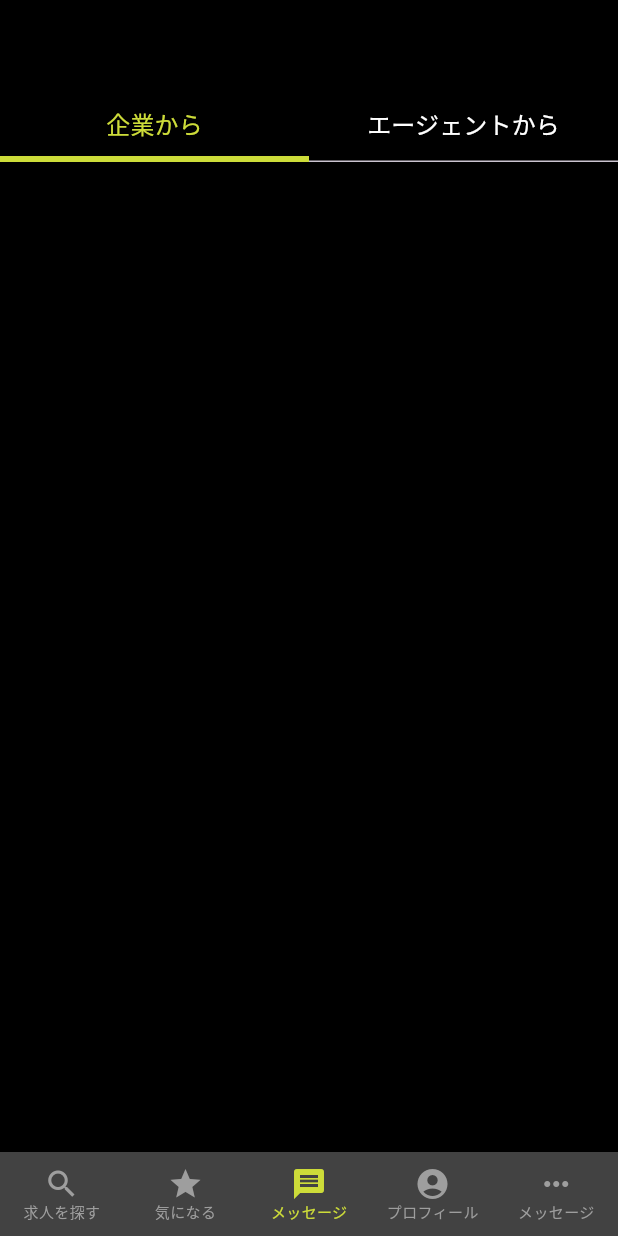
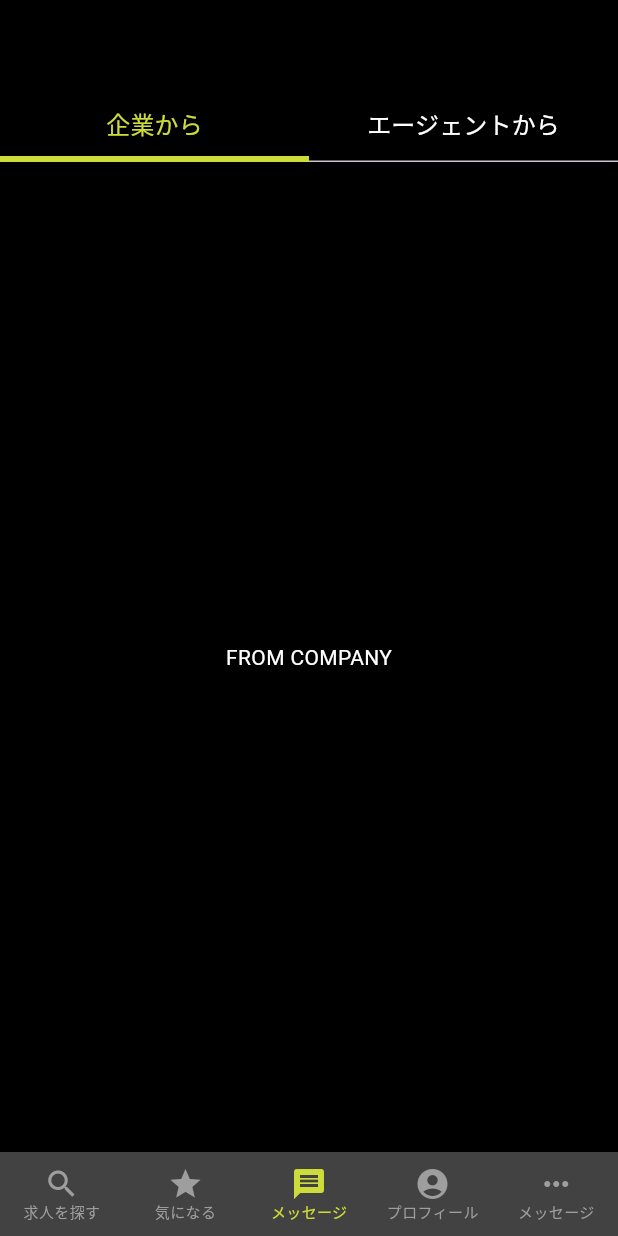
Before and after one commit to RyoYoshihara/kyujin_app, a Flutter app: the screen it shows after launch, item 3 of the bottom bar chosen, on a phone screen of 412 x 824 dp. Run offline on Flutter 3.47's test engine with Material 3 defaults, Android fonts, the phone set to English and light mode, and no system bars; our stand-ins replace flutter_riverpod, freezed_annotation, rxdart; generated files the repository leaves out were written again.

Commit message:
MESSAGEページ：各タブのContent作成

```diff
--- a/lib/view/home_page/company_message_page.dart
+++ b/lib/view/home_page/company_message_page.dart
@@ -1,6 +1,9 @@
 import 'package:flutter/cupertino.dart';
 import 'package:flutter/material.dart';
 import 'package:flutter_riverpod/flutter_riverpod.dart';
+
+import 'package:kyujin_app/view/message_page/from_agent_page.dart';
+import 'package:kyujin_app/view/message_page/from_company_page.dart';
 
 class CompanyMessagePage extends ConsumerWidget {
   const CompanyMessagePage({super.key});
@@ -49,11 +52,18 @@ class _CompanyMessagePageState extends ConsumerState<_CompanyMessagePageContent>
             labelColor: Colors.lime,
             unselectedLabelColor: Colors.white,
             labelStyle: const TextStyle(fontSize: 16),
-            tabs: const <Widget>[
+            tabs: const [
               Tab(text: "企業から"),
               Tab(text: "エージェントから"),
             ],
           ),
+        ),
+        body: TabBarView(
+          controller: _tabController,
+          children: const [
+            FromCompanyPage(),
+            FromAgentPage()
+          ],
         ),
       ),
     );
--- /dev/null
+++ b/lib/view/message_page/from_company_page.dart
@@ -0,0 +1,15 @@
+import 'package:flutter/material.dart';
+import 'package:flutter_riverpod/flutter_riverpod.dart';
+
+class FromCompanyPage extends ConsumerWidget {
+  const FromCompanyPage({super.key});
+
+  @override
+  Widget build(BuildContext context, WidgetRef ref) {
+    // TODO: implement build
+    return const Center(
+      child: Text("FROM COMPANY", style: TextStyle(color: Colors.white),),
+    );
+  }
+
+}
```
Also changed, not shown: lib/view/message_page/from_agent_page.dart (added, +15 -0 lines).
